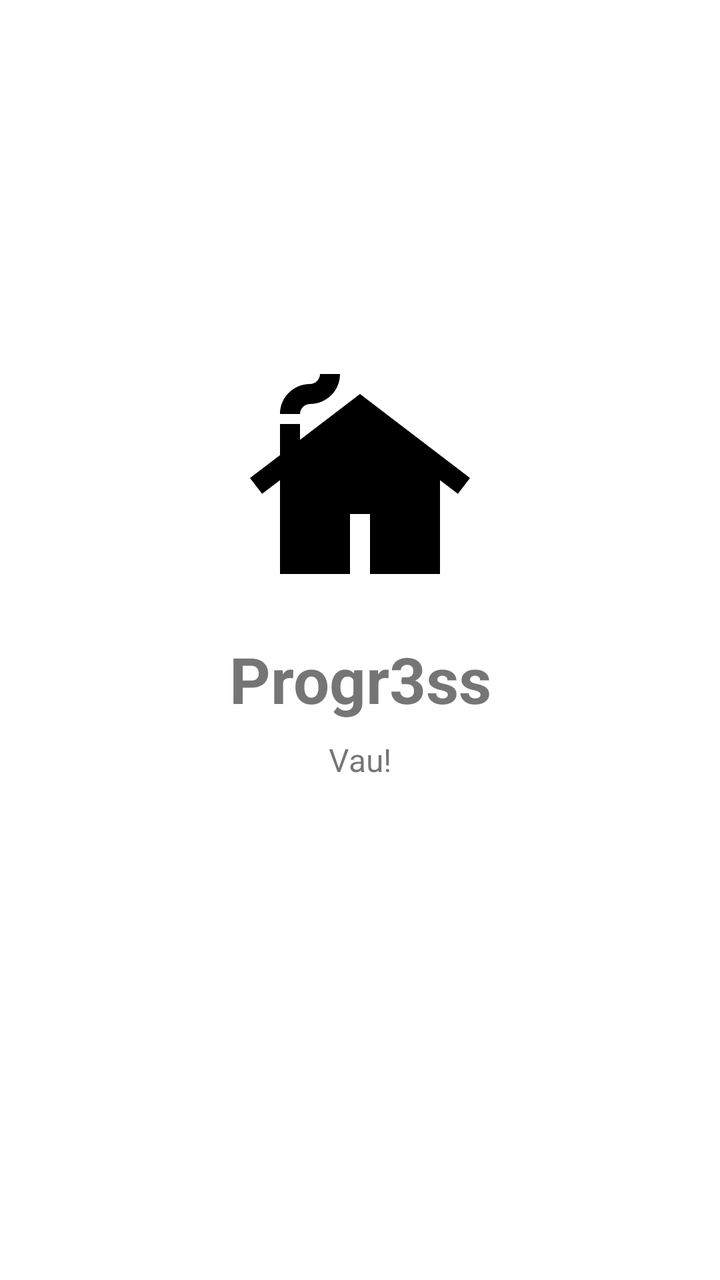
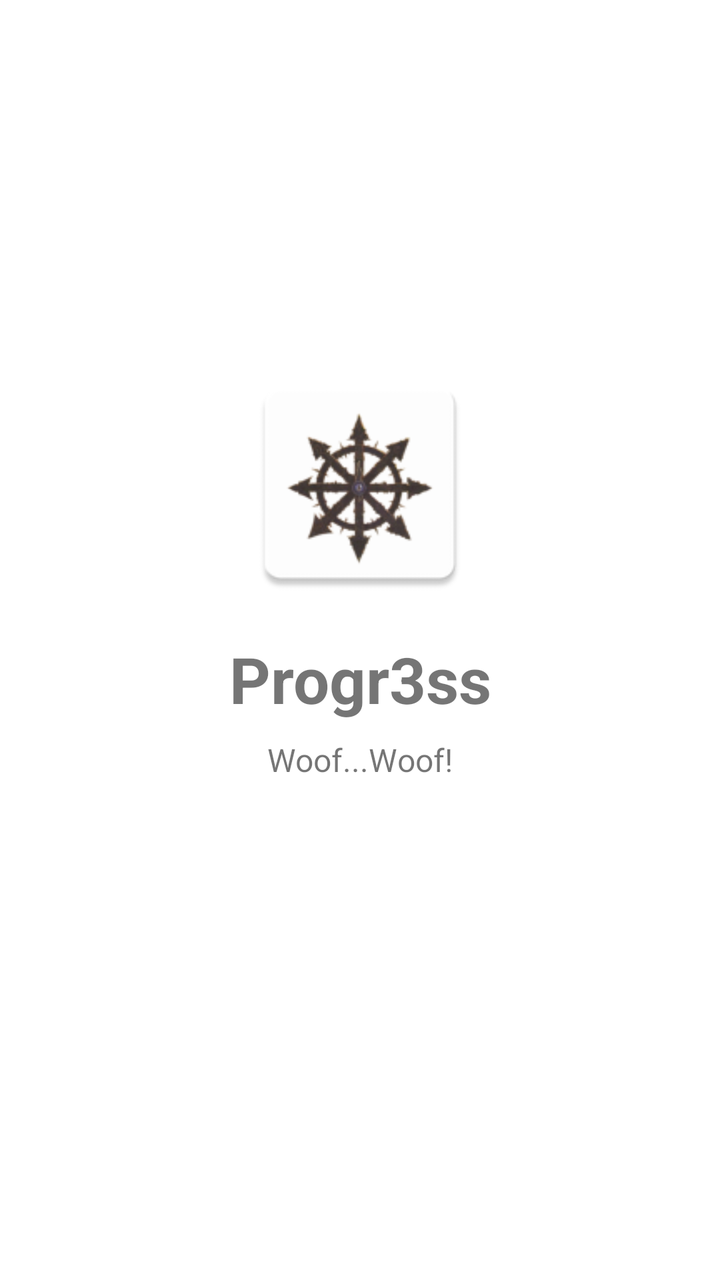

The first picture is an Android layout as it rendered before a commit; the second is the same layout after the commit. The layout source and the unified diff follow.
<!-- AndroidManifest.xml: application theme Theme.Progr3ss -->
<!-- res/layout/activity_splash.xml -->
<?xml version="1.0" encoding="utf-8"?>
<androidx.constraintlayout.widget.ConstraintLayout
    xmlns:android="http://schemas.android.com/apk/res/android"
    xmlns:app="http://schemas.android.com/apk/res-auto"
    android:layout_width="match_parent"
    android:layout_height="match_parent">

    <ImageView
        android:id="@+id/logo"
        android:layout_width="120dp"
        android:layout_height="120dp"
        android:src="@drawable/ic_logo"
        app:layout_constraintTop_toTopOf="parent"
        app:layout_constraintBottom_toBottomOf="parent"
        app:layout_constraintStart_toStartOf="parent"
        app:layout_constraintEnd_toEndOf="parent"
        app:layout_constraintVertical_bias="0.35" />

    <TextView
        android:id="@+id/appName"
        android:layout_width="wrap_content"
        android:layout_height="wrap_content"
        android:layout_marginTop="16dp"
        android:text="Progr3ss"
        android:textSize="32sp"
        android:textStyle="bold"
        app:layout_constraintTop_toBottomOf="@id/logo"
        app:layout_constraintStart_toStartOf="parent"
        app:layout_constraintEnd_toEndOf="parent" />

    <TextView
        android:id="@+id/tagline"
        android:layout_width="wrap_content"
        android:layout_height="wrap_content"
        android:layout_marginTop="8dp"
        android:text="Vau!"
        android:textSize="16sp"
        app:layout_constraintTop_toBottomOf="@id/appName"
        app:layout_constraintStart_toStartOf="parent"
        app:layout_constraintEnd_toEndOf="parent" />

</androidx.constraintlayout.widget.ConstraintLayout>
<!-- resources referenced by this layout -->
<resources>
  <!-- drawable ic_logo (drawable) -->
  <vector xmlns:android="http://schemas.android.com/apk/res/android" android:height="24dp" android:tint="#000000" android:viewportHeight="24" android:viewportWidth="24" android:width="24dp">
        
      <path android:fillColor="@android:color/white" android:pathData="M12,3L6,7.58V6H4v3.11L1,11.4l1.21,1.59L4,11.62V21h7v-6h2v6h7v-9.38l1.79,1.36L23,11.4L12,3zM10,1c0,1.66 -1.34,3 -3,3C6.45,4 6,4.45 6,5H4c0,-1.66 1.34,-3 3,-3c0.55,0 1,-0.45 1,-1H10z"/>
      
  </vector>
  <style name="Theme.Progr3ss" parent="Theme.MaterialComponents.DayNight.DarkActionBar">
          
          <item name="colorPrimary">@color/purple_500</item>
          <item name="colorPrimaryVariant">@color/purple_700</item>
          <item name="colorOnPrimary">@color/white</item>
          
          <item name="colorSecondary">@color/teal_200</item>
          <item name="colorSecondaryVariant">@color/teal_700</item>
          <item name="colorOnSecondary">@color/black</item>
          
          <item name="android:statusBarColor">?attr/colorPrimaryVariant</item>
          
      </style>
  <color name="purple_500">#FF6200EE</color>
  <color name="purple_700">#FF3700B3</color>
  <color name="white">#FFFFFFFF</color>
  <color name="teal_200">#FF03DAC5</color>
  <color name="teal_700">#FF018786</color>
  <color name="black">#FF000000</color>
</resources>

<!-- the commit's change to res/layout/activity_splash.xml (unified diff, before → after) -->
@@ -9,7 +9,7 @@
         android:id="@+id/logo"
         android:layout_width="120dp"
         android:layout_height="120dp"
-        android:src="@drawable/ic_logo"
+        android:src="@mipmap/ic_logo"
         app:layout_constraintTop_toTopOf="parent"
         app:layout_constraintBottom_toBottomOf="parent"
         app:layout_constraintStart_toStartOf="parent"
@@ -33,7 +33,7 @@
         android:layout_width="wrap_content"
         android:layout_height="wrap_content"
         android:layout_marginTop="8dp"
-        android:text="Vau!"
+        android:text="Woof...Woof!"
         android:textSize="16sp"
         app:layout_constraintTop_toBottomOf="@id/appName"
         app:layout_constraintStart_toStartOf="parent"
<!-- resource entries referenced after the edit -->
@@ -1,6 +1,6 @@
 <!-- resources referenced by this layout -->
 <resources>
-  <!-- drawable ic_logo (drawable) -->
+  <!-- mipmap ic_logo (drawable) -->
   <vector xmlns:android="http://schemas.android.com/apk/res/android" android:height="24dp" android:tint="#000000" android:viewportHeight="24" android:viewportWidth="24" android:width="24dp">
         
       <path android:fillColor="@android:color/white" android:pathData="M12,3L6,7.58V6H4v3.11L1,11.4l1.21,1.59L4,11.62V21h7v-6h2v6h7v-9.38l1.79,1.36L23,11.4L12,3zM10,1c0,1.66 -1.34,3 -3,3C6.45,4 6,4.45 6,5H4c0,-1.66 1.34,-3 3,-3c0.55,0 1,-0.45 1,-1H10z"/>
@@ -19,11 +19,11 @@
           <item name="android:statusBarColor">?attr/colorPrimaryVariant</item>
           
       </style>
-  <color name="purple_500">#FF6200EE</color>
-  <color name="purple_700">#FF3700B3</color>
-  <color name="white">#FFFFFFFF</color>
-  <color name="teal_200">#FF03DAC5</color>
-  <color name="teal_700">#FF018786</color>
-  <color name="black">#FF000000</color>
+  <color name="purple_500">#4A6B53</color>
+  <color name="purple_700">#2C4233</color>
+  <color name="white">#F5EFE9</color>
+  <color name="teal_200">#D98A6C</color>
+  <color name="teal_700">#A65233</color>
+  <color name="black">#29211C</color>
 </resources>
 
